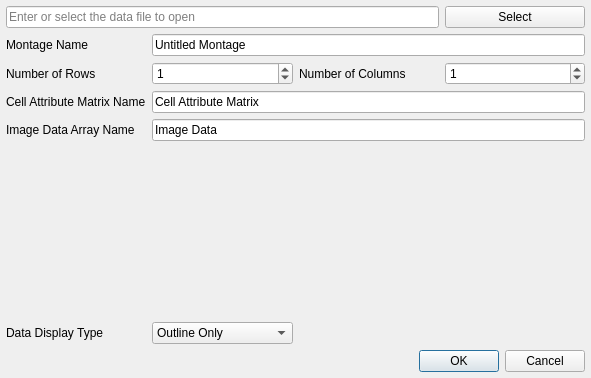
This is SIMPLVtkLib/Dialogs/UI_Files/ImportDREAM3DMontageDialog.ui in tplatt77/SIMPLVtkLib as Qt 5 draws it before an edit. The edited form follows.
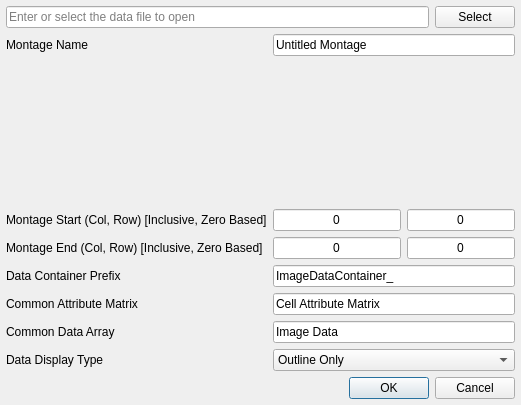
This is the edited form. Custom widgets are drawn as their Qt base class.

Commit message:
Topic/montage importer api fixes (#66)
Change montage importer QMetaProperty API to be consistent with new filter properties.

```diff
--- a/SIMPLVtkLib/Dialogs/UI_Files/ImportDREAM3DMontageDialog.ui
+++ b/SIMPLVtkLib/Dialogs/UI_Files/ImportDREAM3DMontageDialog.ui
@@ -6,8 +6,8 @@
    <rect>
     <x>0</x>
     <y>0</y>
-    <width>591</width>
-    <height>378</height>
+    <width>521</width>
+    <height>405</height>
    </rect>
   </property>
   <property name="windowTitle">
@@ -26,87 +26,6 @@
    <property name="bottomMargin">
     <number>6</number>
    </property>
-   <item row="5" column="0" colspan="4">
-    <widget class="VSLoadHDF5DataWidget" name="loadHDF5DataWidget" native="true"/>
-   </item>
-   <item row="6" column="0">
-    <widget class="QLabel" name="label_7">
-     <property name="text">
-      <string>Data Display Type</string>
-     </property>
-    </widget>
-   </item>
-   <item row="3" column="1" colspan="3">
-    <widget class="QLineEdit" name="cellAttrMatrixNameLE">
-     <property name="enabled">
-      <bool>true</bool>
-     </property>
-     <property name="text">
-      <string>Cell Attribute Matrix</string>
-     </property>
-    </widget>
-   </item>
-   <item row="0" column="3">
-    <widget class="QPushButton" name="selectButton">
-     <property name="text">
-      <string>Select</string>
-     </property>
-    </widget>
-   </item>
-   <item row="2" column="1">
-    <widget class="QSpinBox" name="numOfRowsSB">
-     <property name="value">
-      <number>1</number>
-     </property>
-    </widget>
-   </item>
-   <item row="2" column="3">
-    <widget class="QSpinBox" name="numOfColsSB">
-     <property name="value">
-      <number>1</number>
-     </property>
-    </widget>
-   </item>
-   <item row="2" column="0">
-    <widget class="QLabel" name="label">
-     <property name="text">
-      <string>Number of Rows</string>
-     </property>
-    </widget>
-   </item>
-   <item row="6" column="1">
-    <widget class="QComboBox" name="dataDisplayTypeCB">
-     <item>
-      <property name="text">
-       <string>Outline Only</string>
-      </property>
-     </item>
-     <item>
-      <property name="text">
-       <string>Individual Tiles</string>
-      </property>
-     </item>
-     <item>
-      <property name="text">
-       <string>Stitched Montage</string>
-      </property>
-     </item>
-    </widget>
-   </item>
-   <item row="4" column="0">
-    <widget class="QLabel" name="label_13">
-     <property name="text">
-      <string>Image Data Array Name</string>
-     </property>
-    </widget>
-   </item>
-   <item row="2" column="2">
-    <widget class="QLabel" name="label_2">
-     <property name="text">
-      <string>Number of Columns</string>
-     </property>
-    </widget>
-   </item>
    <item row="1" column="1" colspan="3">
     <widget class="QLineEdit" name="montageNameLE">
      <property name="text">
@@ -114,17 +33,7 @@
      </property>
     </widget>
    </item>
-   <item row="4" column="1" colspan="3">
-    <widget class="QLineEdit" name="imageArrayNameLE">
-     <property name="enabled">
-      <bool>true</bool>
-     </property>
-     <property name="text">
-      <string>Image Data</string>
-     </property>
-    </widget>
-   </item>
-   <item row="7" column="0" colspan="4">
+   <item row="13" column="0" colspan="4">
     <widget class="QDialogButtonBox" name="buttonBox">
      <property name="orientation">
       <enum>Qt::Horizontal</enum>
@@ -134,6 +43,37 @@
      </property>
     </widget>
    </item>
+   <item row="10" column="0">
+    <widget class="QLabel" name="label_12">
+     <property name="text">
+      <string>Common Attribute Matrix</string>
+     </property>
+    </widget>
+   </item>
+   <item row="11" column="0">
+    <widget class="QLabel" name="label_13">
+     <property name="text">
+      <string>Common Data Array</string>
+     </property>
+    </widget>
+   </item>
+   <item row="7" column="0">
+    <widget class="QLabel" name="label">
+     <property name="text">
+      <string>Montage Start (Col, Row) [Inclusive, Zero Based]</string>
+     </property>
+    </widget>
+   </item>
+   <item row="10" column="1" colspan="3">
+    <widget class="QLineEdit" name="cellAttrMatrixNameLE">
+     <property name="enabled">
+      <bool>true</bool>
+     </property>
+     <property name="text">
+      <string>Cell Attribute Matrix</string>
+     </property>
+    </widget>
+   </item>
    <item row="0" column="0" colspan="3">
     <widget class="QLineEdit" name="dataFileLE">
      <property name="placeholderText">
@@ -141,13 +81,33 @@
      </property>
     </widget>
    </item>
-   <item row="3" column="0">
-    <widget class="QLabel" name="label_12">
+   <item row="12" column="0">
+    <widget class="QLabel" name="label_7">
      <property name="text">
-      <string>Cell Attribute Matrix Name</string>
+      <string>Data Display Type</string>
      </property>
     </widget>
    </item>
+   <item row="9" column="0">
+    <widget class="QLabel" name="label_14">
+     <property name="text">
+      <string>Data Container Prefix</string>
+     </property>
+    </widget>
+   </item>
+   <item row="9" column="1" colspan="3">
+    <widget class="QLineEdit" name="dcPrefixLE">
+     <property name="enabled">
+      <bool>true</bool>
+     </property>
+     <property name="text">
+      <string>ImageDataContainer_</string>
+     </property>
+    </widget>
+   </item>
+   <item row="6" column="0" colspan="4">
+    <widget class="VSLoadHDF5DataWidget" name="loadHDF5DataWidget" native="true"/>
+   </item>
    <item row="1" column="0">
     <widget class="QLabel" name="label_17">
      <property name="text">
@@ -155,6 +115,89 @@
      </property>
     </widget>
    </item>
+   <item row="11" column="1" colspan="3">
+    <widget class="QLineEdit" name="imageArrayNameLE">
+     <property name="enabled">
+      <bool>true</bool>
+     </property>
+     <property name="text">
+      <string>Image Data</string>
+     </property>
+    </widget>
+   </item>
+   <item row="0" column="3">
+    <widget class="QPushButton" name="selectButton">
+     <property name="text">
+      <string>Select</string>
+     </property>
+    </widget>
+   </item>
+   <item row="8" column="0">
+    <widget class="QLabel" name="label_2">
+     <property name="text">
+      <string>Montage End (Col, Row) [Inclusive, Zero Based]</string>
+     </property>
+    </widget>
+   </item>
+   <item row="7" column="1">
+    <widget class="QLineEdit" name="montageStartX">
+     <property name="text">
+      <string>0</string>
+     </property>
+     <property name="alignment">
+      <set>Qt::AlignCenter</set>
+     </property>
+    </widget>
+   </item>
+   <item row="8" column="1">
+    <widget class="QLineEdit" name="montageEndX">
+     <property name="text">
+      <string>0</string>
+     </property>
+     <property name="alignment">
+      <set>Qt::AlignCenter</set>
+     </property>
+    </widget>
+   </item>
+   <item row="12" column="1" colspan="3">
+    <widget class="QComboBox" name="dataDisplayTypeCB">
+     <item>
+      <property name="text">
+       <string>Outline Only</string>
+      </property>
+     </item>
+     <item>
+      <property name="text">
+       <string>Individual Tiles</string>
+      </property>
+     </item>
+     <item>
+      <property name="text">
+       <string>Stitched Montage</string>
+      </property>
+     </item>
+    </widget>
+   </item>
+   <item row="7" column="2" colspan="2">
+    <widget class="QLineEdit" name="montageStartY">
+     <property name="text">
+      <string>0</string>
+     </property>
+     <property name="alignment">
+      <set>Qt::AlignCenter</set>
+     </property>
+    </widget>
+   </item>
+   <item row="8" column="2" colspan="2">
+    <widget class="QLineEdit" name="montageEndY">
+     <property name="text">
+      <string>0</string>
+     </property>
+     <property name="alignment">
+      <set>Qt::AlignCenter</set>
+     </property>
+    </widget>
+   </item>
   </layout>
  </widget>
  <customwidgets>
```
The commit also changes 30 other files.
